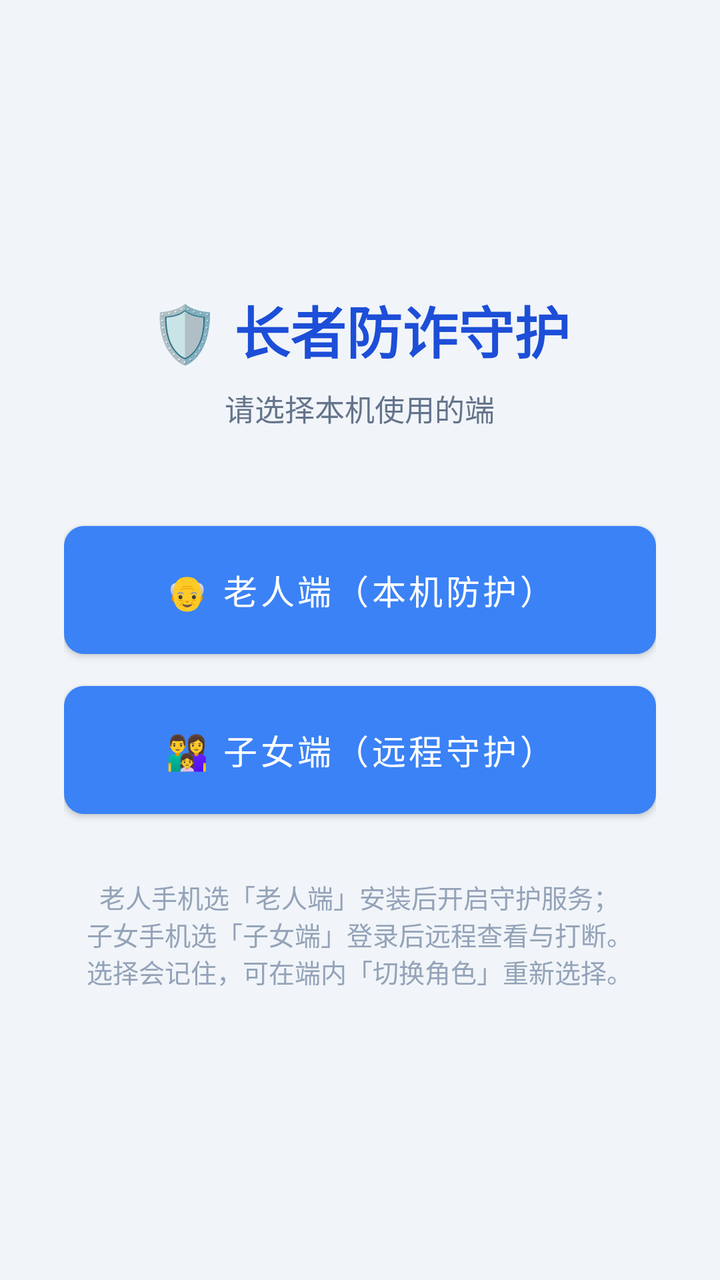
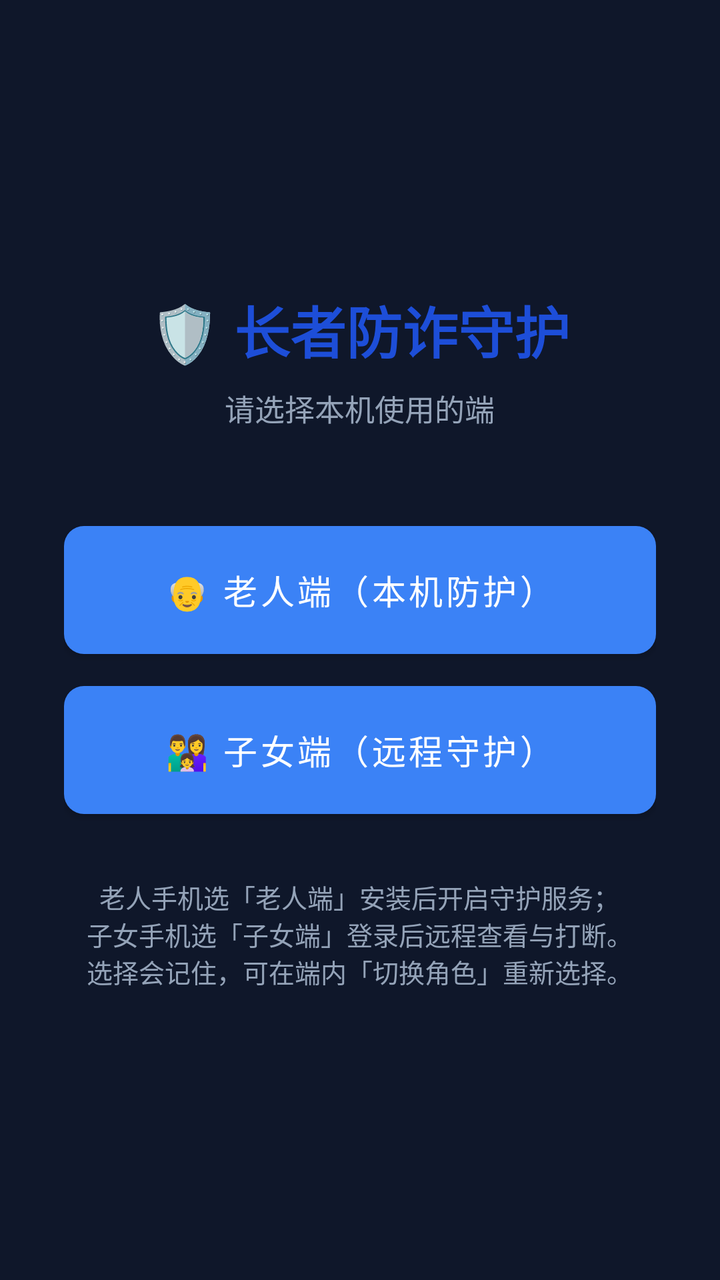

The first picture is an Android layout as it rendered before a commit; the second is the same layout after the commit. The layout source and the unified diff follow.
<!-- AndroidManifest.xml: application theme Theme.AntiFraudGuard -->
<!-- res/layout/activity_role_select.xml -->
<?xml version="1.0" encoding="utf-8"?>
<LinearLayout xmlns:android="http://schemas.android.com/apk/res/android"
    android:layout_width="match_parent"
    android:layout_height="match_parent"
    android:background="#F1F5F9"
    android:gravity="center"
    android:orientation="vertical"
    android:padding="32dp">

    <TextView
        android:layout_width="wrap_content"
        android:layout_height="wrap_content"
        android:text="🛡️ 长者防诈守护"
        android:textColor="#1D4ED8"
        android:textSize="28sp"
        android:textStyle="bold" />

    <TextView
        android:layout_width="wrap_content"
        android:layout_height="wrap_content"
        android:layout_marginTop="8dp"
        android:layout_marginBottom="48dp"
        android:text="请选择本机使用的端"
        android:textColor="#64748B"
        android:textSize="15sp" />

    <Button
        android:id="@+id/btn_role_elder"
        android:layout_width="match_parent"
        android:layout_height="64dp"
        android:background="@drawable/bg_btn_primary"
        android:text="👴 老人端（本机防护）"
        android:textColor="#FFFFFF"
        android:textSize="17sp" />

    <Button
        android:id="@+id/btn_role_family"
        android:layout_width="match_parent"
        android:layout_height="64dp"
        android:layout_marginTop="16dp"
        android:background="@drawable/bg_btn_primary"
        android:text="👨\u200d👩\u200d👧 子女端（远程守护）"
        android:textColor="#FFFFFF"
        android:textSize="17sp" />

    <TextView
        android:layout_width="wrap_content"
        android:layout_height="wrap_content"
        android:layout_marginTop="32dp"
        android:gravity="center"
        android:text="老人手机选「老人端」安装后开启守护服务；\n子女手机选「子女端」登录后远程查看与打断。\n选择会记住，可在端内「切换角色」重新选择。"
        android:textColor="#94A3B8"
        android:textSize="13sp" />

</LinearLayout>
<!-- resources referenced by this layout -->
<resources>
  <!-- drawable bg_btn_primary (drawable) -->
  <?xml version="1.0" encoding="utf-8"?>
  <shape xmlns:android="http://schemas.android.com/apk/res/android" android:shape="rectangle">
      <solid android:color="#3B82F6" />
      <corners android:radius="10dp" />
  </shape>
  <style name="Theme.AntiFraudGuard" parent="Theme.MaterialComponents.DayNight.NoActionBar">
          
          <item name="colorPrimary">@color/blue_500</item>
          <item name="colorPrimaryVariant">@color/blue_700</item>
          <item name="colorOnPrimary">@color/white</item>
          
          <item name="colorSecondary">@color/emerald_500</item>
          <item name="colorSecondaryVariant">@color/emerald_700</item>
          <item name="colorOnSecondary">@color/white</item>
          
          <item name="android:statusBarColor">#0F172A</item>
          <item name="android:windowBackground">#0F172A</item>
      </style>
  <color name="blue_500">#3B82F6</color>
  <color name="blue_700">#1D4ED8</color>
  <color name="white">#FFFFFFFF</color>
  <color name="emerald_500">#10B981</color>
  <color name="emerald_700">#047857</color>
</resources>

<!-- the commit's change to res/layout/activity_role_select.xml (unified diff, before → after) -->
@@ -2,7 +2,7 @@
 <LinearLayout xmlns:android="http://schemas.android.com/apk/res/android"
     android:layout_width="match_parent"
     android:layout_height="match_parent"
-    android:background="#F1F5F9"
+    android:background="?attr/appBg"
     android:gravity="center"
     android:orientation="vertical"
     android:padding="32dp">
@@ -21,7 +21,7 @@
         android:layout_marginTop="8dp"
         android:layout_marginBottom="48dp"
         android:text="请选择本机使用的端"
-        android:textColor="#64748B"
+        android:textColor="?attr/appTextDim"
         android:textSize="15sp" />
 
     <Button
@@ -49,7 +49,7 @@
         android:layout_marginTop="32dp"
         android:gravity="center"
         android:text="老人手机选「老人端」安装后开启守护服务；\n子女手机选「子女端」登录后远程查看与打断。\n选择会记住，可在端内「切换角色」重新选择。"
-        android:textColor="#94A3B8"
+        android:textColor="?attr/appTextDim"
         android:textSize="13sp" />
 
 </LinearLayout>
<!-- resource entries referenced after the edit -->
@@ -6,7 +6,7 @@
       <solid android:color="#3B82F6" />
       <corners android:radius="10dp" />
   </shape>
-  <style name="Theme.AntiFraudGuard" parent="Theme.MaterialComponents.DayNight.NoActionBar">
+  <style name="Theme.AntiFraudGuard" parent="Theme.MaterialComponents.NoActionBar">
           
           <item name="colorPrimary">@color/blue_500</item>
           <item name="colorPrimaryVariant">@color/blue_700</item>
@@ -15,9 +15,20 @@
           <item name="colorSecondary">@color/emerald_500</item>
           <item name="colorSecondaryVariant">@color/emerald_700</item>
           <item name="colorOnSecondary">@color/white</item>
+  
+          <item name="appBg">#0F172A</item>
+          <item name="appCard">#1E293B</item>
+          <item name="appCardAlt">#26314A</item>
+          <item name="appText">#FFFFFF</item>
+          <item name="appTextDim">#94A3B8</item>
+          <item name="appDivider">#334155</item>
+          <item name="appInputBg">#26314A</item>
+          <item name="appInputText">#FFFFFF</item>
+  
           
           <item name="android:statusBarColor">#0F172A</item>
           <item name="android:windowBackground">#0F172A</item>
+          <item name="android:navigationBarColor">#0F172A</item>
       </style>
   <color name="blue_500">#3B82F6</color>
   <color name="blue_700">#1D4ED8</color>
